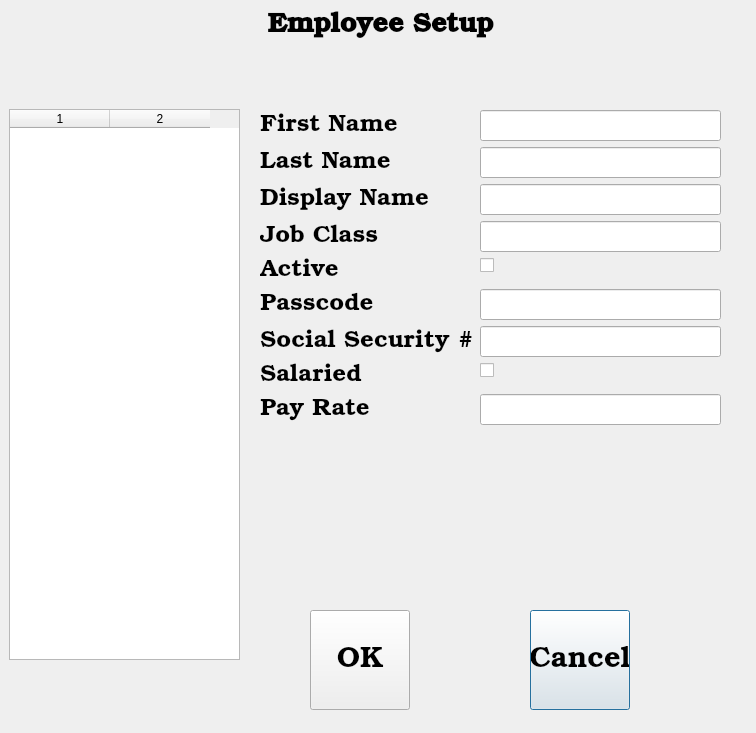
Above: QTDesigner/employee_setup.ui from mudman266/pypos before the change. Below: the same form after it.
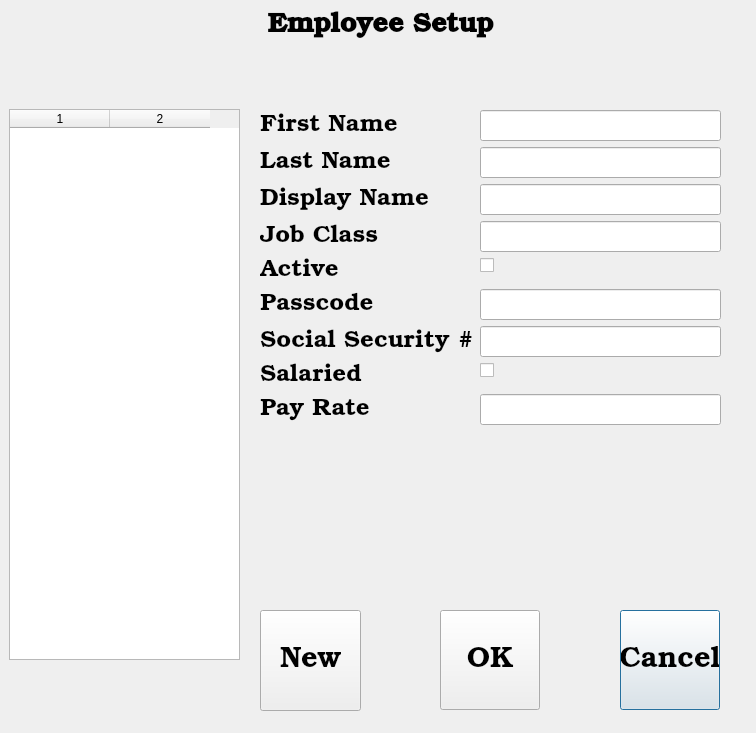
That is the form after the change.

Diff of the .ui file:
```diff
--- a/QTDesigner/employee_setup.ui
+++ b/QTDesigner/employee_setup.ui
@@ -332,7 +332,7 @@
   <widget class="QPushButton" name="btn_cancel">
    <property name="geometry">
     <rect>
-     <x>530</x>
+     <x>620</x>
      <y>610</y>
      <width>100</width>
      <height>100</height>
@@ -376,7 +376,7 @@
   <widget class="QPushButton" name="btn_ok">
    <property name="geometry">
     <rect>
-     <x>310</x>
+     <x>440</x>
      <y>610</y>
      <width>100</width>
      <height>100</height>
@@ -417,6 +417,25 @@
     <string>OK</string>
    </property>
   </widget>
+  <widget class="QPushButton" name="btn_new">
+   <property name="geometry">
+    <rect>
+     <x>260</x>
+     <y>610</y>
+     <width>101</width>
+     <height>101</height>
+    </rect>
+   </property>
+   <property name="font">
+    <font>
+     <family>Bookman Old Style</family>
+     <pointsize>22</pointsize>
+    </font>
+   </property>
+   <property name="text">
+    <string>New</string>
+   </property>
+  </widget>
  </widget>
  <resources/>
  <connections/>
```
